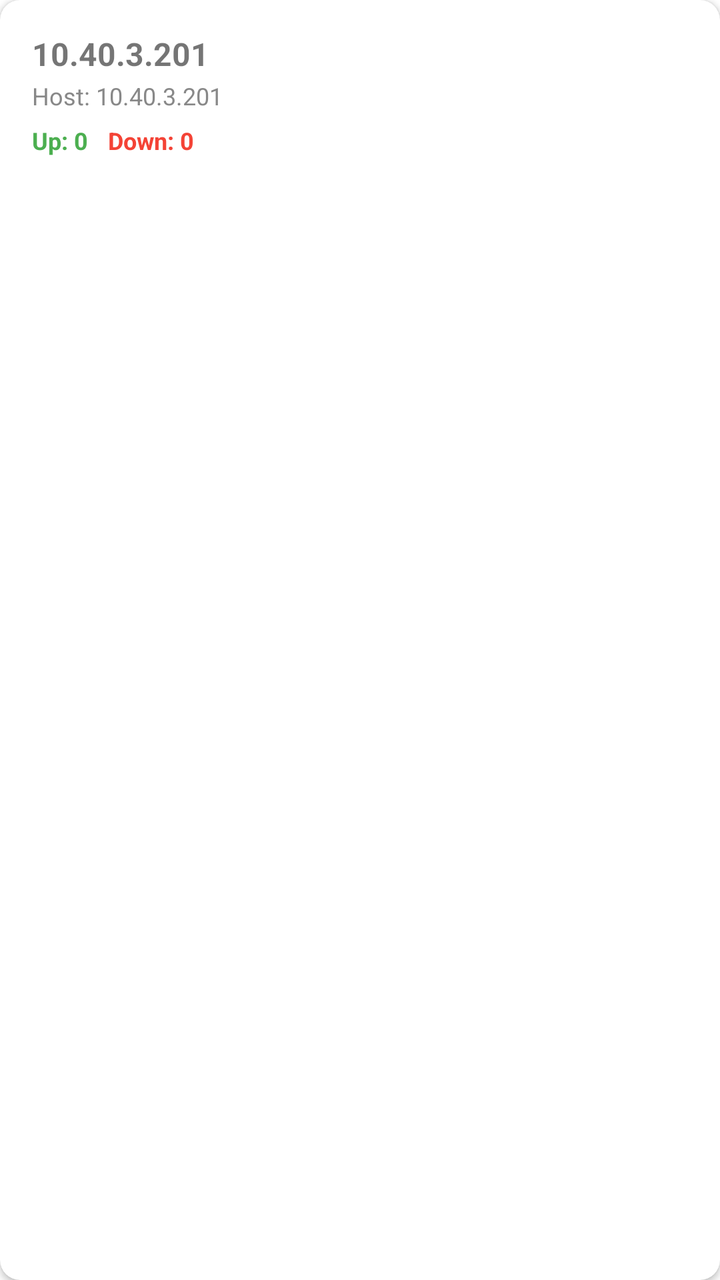
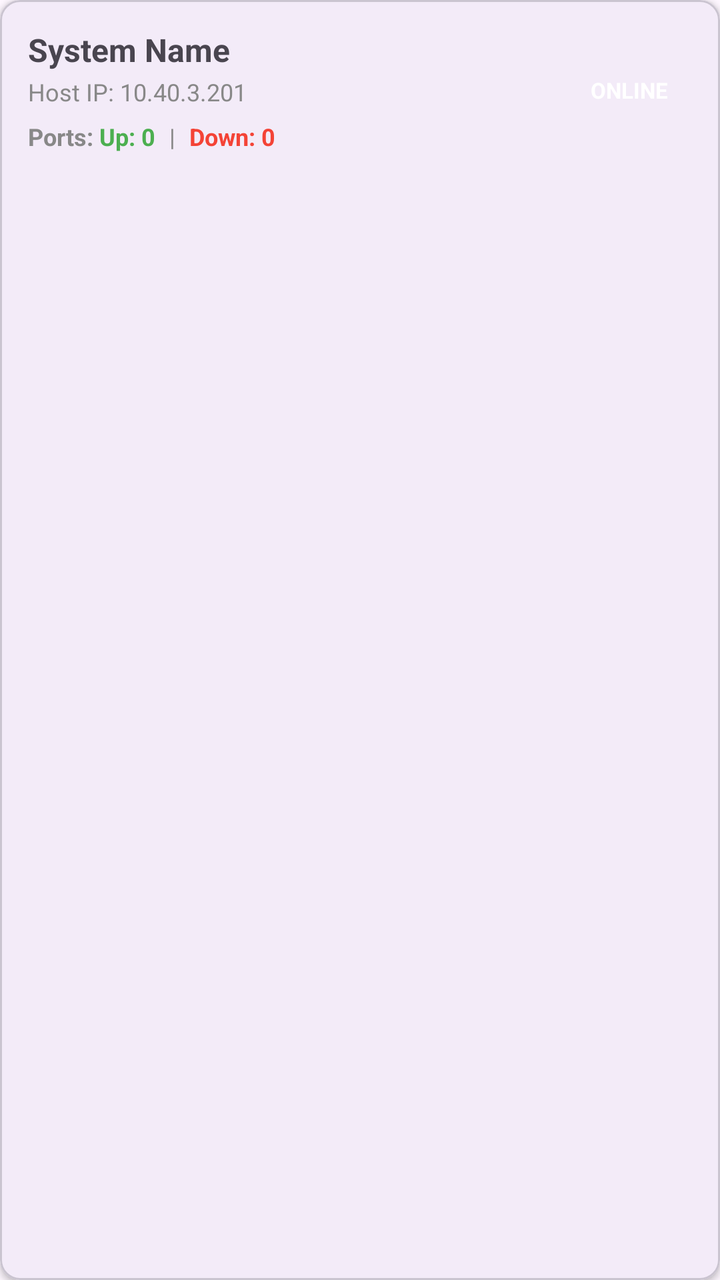

Before-and-after screenshots of an Android layout around one commit, followed by the original layout XML and the change that was made.
<!-- AndroidManifest.xml: application theme Theme.LibrePulse -->
<!-- res/layout/item_device.xml -->
<?xml version="1.0" encoding="utf-8"?>
<com.google.android.material.card.MaterialCardView xmlns:android="http://schemas.android.com/apk/res/android"
    xmlns:app="http://schemas.android.com/apk/res-auto"
    android:layout_width="match_parent"
    android:layout_height="wrap_content"
    android:layout_marginHorizontal="12dp"
    android:layout_marginVertical="6dp"
    app:cardCornerRadius="10dp"
    app:cardElevation="2dp">

    <LinearLayout
        android:layout_width="match_parent"
        android:layout_height="wrap_content"
        android:orientation="horizontal"
        android:gravity="center_vertical"
        android:padding="16dp">

        <LinearLayout
            android:layout_width="0dp"
            android:layout_height="wrap_content"
            android:layout_weight="1"
            android:orientation="vertical">

            <TextView
                android:id="@+id/tvHostname"
                android:layout_width="wrap_content"
                android:layout_height="wrap_content"
                android:text="10.40.3.201"
                android:textSize="16sp"
                android:textStyle="bold" />

            <TextView
                android:id="@+id/tvIpAddress"
                android:layout_width="wrap_content"
                android:layout_height="wrap_content"
                android:text="Host: 10.40.3.201"
                android:textColor="#888888"
                android:textSize="12sp"
                android:layout_marginTop="2dp"/>

            
            <LinearLayout
                android:layout_width="wrap_content"
                android:layout_height="wrap_content"
                android:orientation="horizontal"
                android:layout_marginTop="6dp">

                <TextView
                    android:id="@+id/tvPortUp"
                    android:layout_width="wrap_content"
                    android:layout_height="wrap_content"
                    android:text="Up: 0"
                    android:textColor="#4CAF50"
                    android:textSize="12sp"
                    android:textStyle="bold" />

                <TextView
                    android:id="@+id/tvPortDown"
                    android:layout_width="wrap_content"
                    android:layout_height="wrap_content"
                    android:text="Down: 0"
                    android:textColor="#F44336"
                    android:textSize="12sp"
                    android:textStyle="bold"
                    android:layout_marginStart="10dp" />
            </LinearLayout>
        </LinearLayout>

        <TextView
            android:id="@+id/tvStatusBadge"
            android:layout_width="wrap_content"
            android:layout_height="wrap_content"
            android:paddingHorizontal="12dp"
            android:paddingVertical="5dp"
            android:text="ONLINE"
            android:textStyle="bold"
            android:textSize="11sp"
            android:textColor="#FFFFFF" />
    </LinearLayout>
</com.google.android.material.card.MaterialCardView>
<!-- resources referenced by this layout -->
<resources>
  <style name="Theme.LibrePulse" parent="Theme.MaterialComponents.DayNight.NoActionBar">
          <item name="colorPrimary">#6750A4</item>
          <item name="colorSecondary">#625B71</item>
      </style>
</resources>

<!-- the commit's change to res/layout/item_device.xml (unified diff, before → after) -->
@@ -3,7 +3,7 @@
     xmlns:app="http://schemas.android.com/apk/res-auto"
     android:layout_width="match_parent"
     android:layout_height="wrap_content"
-    android:layout_marginHorizontal="12dp"
+    android:layout_marginHorizontal="4dp"
     android:layout_marginVertical="6dp"
     app:cardCornerRadius="10dp"
     app:cardElevation="2dp">
@@ -13,7 +13,7 @@
         android:layout_height="wrap_content"
         android:orientation="horizontal"
         android:gravity="center_vertical"
-        android:padding="16dp">
+        android:padding="14dp">
 
         <LinearLayout
             android:layout_width="0dp"
@@ -22,10 +22,10 @@
             android:orientation="vertical">
 
             <TextView
-                android:id="@+id/tvHostname"
+                android:id="@+id/tvSysName"
                 android:layout_width="wrap_content"
                 android:layout_height="wrap_content"
-                android:text="10.40.3.201"
+                android:text="System Name"
                 android:textSize="16sp"
                 android:textStyle="bold" />
 
@@ -33,20 +33,28 @@
                 android:id="@+id/tvIpAddress"
                 android:layout_width="wrap_content"
                 android:layout_height="wrap_content"
-                android:text="Host: 10.40.3.201"
+                android:text="Host IP: 10.40.3.201"
                 android:textColor="#888888"
                 android:textSize="12sp"
                 android:layout_marginTop="2dp"/>
 
-            
             <LinearLayout
                 android:layout_width="wrap_content"
                 android:layout_height="wrap_content"
                 android:orientation="horizontal"
+                android:gravity="center_vertical"
                 android:layout_marginTop="6dp">
 
                 <TextView
-                    android:id="@+id/tvPortUp"
+                    android:layout_width="wrap_content"
+                    android:layout_height="wrap_content"
+                    android:text="Ports: "
+                    android:textColor="#888888"
+                    android:textSize="12sp"
+                    android:textStyle="bold" />
+
+                <TextView
+                    android:id="@+id/tvPortUpLabel"
                     android:layout_width="wrap_content"
                     android:layout_height="wrap_content"
                     android:text="Up: 0"
@@ -55,19 +63,26 @@
                     android:textStyle="bold" />
 
                 <TextView
-                    android:id="@+id/tvPortDown"
+                    android:layout_width="wrap_content"
+                    android:layout_height="wrap_content"
+                    android:text=" | "
+                    android:textColor="#888888"
+                    android:textSize="12sp"
+                    android:layout_marginHorizontal="4dp" />
+
+                <TextView
+                    android:id="@+id/tvPortDownLabel"
                     android:layout_width="wrap_content"
                     android:layout_height="wrap_content"
                     android:text="Down: 0"
                     android:textColor="#F44336"
                     android:textSize="12sp"
-                    android:textStyle="bold"
-                    android:layout_marginStart="10dp" />
+                    android:textStyle="bold" />
             </LinearLayout>
         </LinearLayout>
 
         <TextView
-            android:id="@+id/tvStatusBadge"
+            android:id="@+id/tvHardwareStatusBadge"
             android:layout_width="wrap_content"
             android:layout_height="wrap_content"
             android:paddingHorizontal="12dp"
<!-- resource entries referenced after the edit -->
@@ -1,8 +1,8 @@
 <!-- resources referenced by this layout -->
 <resources>
-  <style name="Theme.LibrePulse" parent="Theme.MaterialComponents.DayNight.NoActionBar">
-          <item name="colorPrimary">#6750A4</item>
-          <item name="colorSecondary">#625B71</item>
+  <style name="Theme.LibrePulse" parent="Theme.Material3.DayNight.NoActionBar">
+          <item name="android:statusBarColor">?attr/colorSurface</item>
+          <item name="android:windowLightStatusBar">true</item>
       </style>
 </resources>
 
